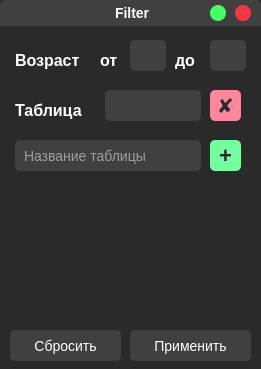
The window that src/filter/filter.ui (b0shka/desktop_database) describes before a commit, drawn with Qt 5.
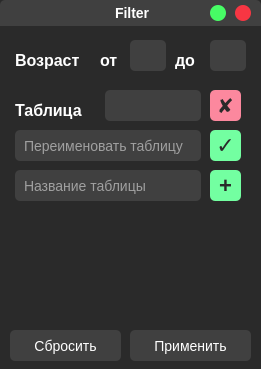
The same window after the commit.

Commit message: Added change name table

What changed in the file:
```diff
--- a/src/filter/filter.ui
+++ b/src/filter/filter.ui
@@ -447,7 +447,7 @@
     <property name="geometry">
      <rect>
       <x>210</x>
-      <y>140</y>
+      <y>170</y>
       <width>31</width>
       <height>31</height>
      </rect>
@@ -480,7 +480,7 @@
     <property name="geometry">
      <rect>
       <x>15</x>
-      <y>140</y>
+      <y>170</y>
       <width>186</width>
       <height>31</height>
      </rect>
@@ -505,6 +505,68 @@
      <string>Название таблицы</string>
     </property>
    </widget>
+   <widget class="QLineEdit" name="new_name_table">
+    <property name="geometry">
+     <rect>
+      <x>15</x>
+      <y>130</y>
+      <width>186</width>
+      <height>31</height>
+     </rect>
+    </property>
+    <property name="styleSheet">
+     <string notr="true">QLineEdit {
+	font-size: 14px;
+	color: white;
+	background-color: #404040;
+	border-radius: 5px;
+	padding-left: 7px;
+}
+
+QLineEdit::hover {
+	background-color: #949494;
+}</string>
+    </property>
+    <property name="text">
+     <string/>
+    </property>
+    <property name="placeholderText">
+     <string>Переименовать таблицу</string>
+    </property>
+   </widget>
+   <widget class="QPushButton" name="rename_table">
+    <property name="geometry">
+     <rect>
+      <x>210</x>
+      <y>130</y>
+      <width>31</width>
+      <height>31</height>
+     </rect>
+    </property>
+    <property name="font">
+     <font>
+      <pointsize>-1</pointsize>
+      <weight>75</weight>
+      <italic>false</italic>
+      <bold>true</bold>
+     </font>
+    </property>
+    <property name="styleSheet">
+     <string notr="true">QPushButton {
+	font-size: 22px;
+	color: #2a2a2a;
+	background-color: #73ffa1;
+	border-radius: 5px;
+	font-weight: bold;
+}
+QPushButton::hover {
+	background-color: #54ff8d;
+}</string>
+    </property>
+    <property name="text">
+     <string>✓</string>
+    </property>
+   </widget>
   </widget>
  </widget>
  <resources/>
```
The commit also changes 20 other files.
